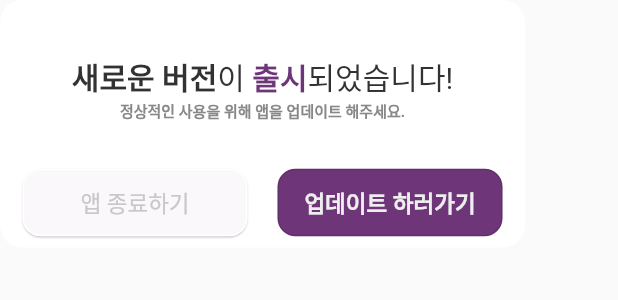
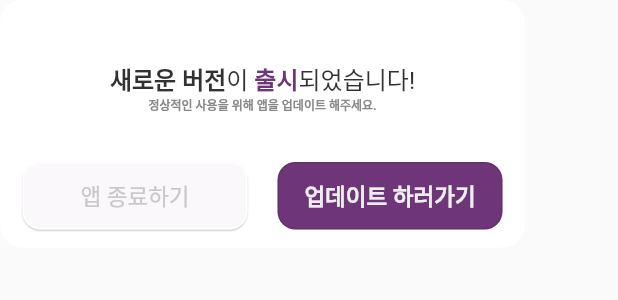
Before and after one commit to sparcs-kaist/taxi-app, a Flutter app: the TaxiDialog widget shown alone on an empty page, opened directly, on a phone screen of 412 x 824 dp. Shown: the top 300 px of the screen. Run offline on Flutter 3.47's test engine with Material 2 defaults, Android fonts, the phone set to English and light mode, and no system bars; our stand-ins replace cookie_jar, dio, dio_cookie_manager, firebase_core, firebase_messaging, firebase_remote_config and 7 more; missing offline and left inert: flutter_inappwebview, flutter_web_auth, launch_review; accounts and stored records are empty; network calls fail.

Commit message:
Style: Font Size Down

```diff
--- a/lib/views/taxiDialog.dart
+++ b/lib/views/taxiDialog.dart
@@ -28,7 +28,7 @@ class TaxiDialog extends StatelessWidget {
                   style: GoogleFonts.roboto(
                       textStyle: const TextStyle(
                           color: Color(0xFF323232),
-                          fontSize: 20,
+                          fontSize: 16,
                           fontWeight: FontWeight.bold)),
                   children: <TextSpan>[
                     TextSpan(text: "버전"),
@@ -47,7 +47,7 @@ class TaxiDialog extends StatelessWidget {
                 style: GoogleFonts.roboto(
                     textStyle: const TextStyle(
                         color: Color(0xFF888888),
-                        fontSize: 10,
+                        fontSize: 8,
                         fontWeight: FontWeight.bold))),
             const Padding(
               padding: EdgeInsets.all(15),
```
